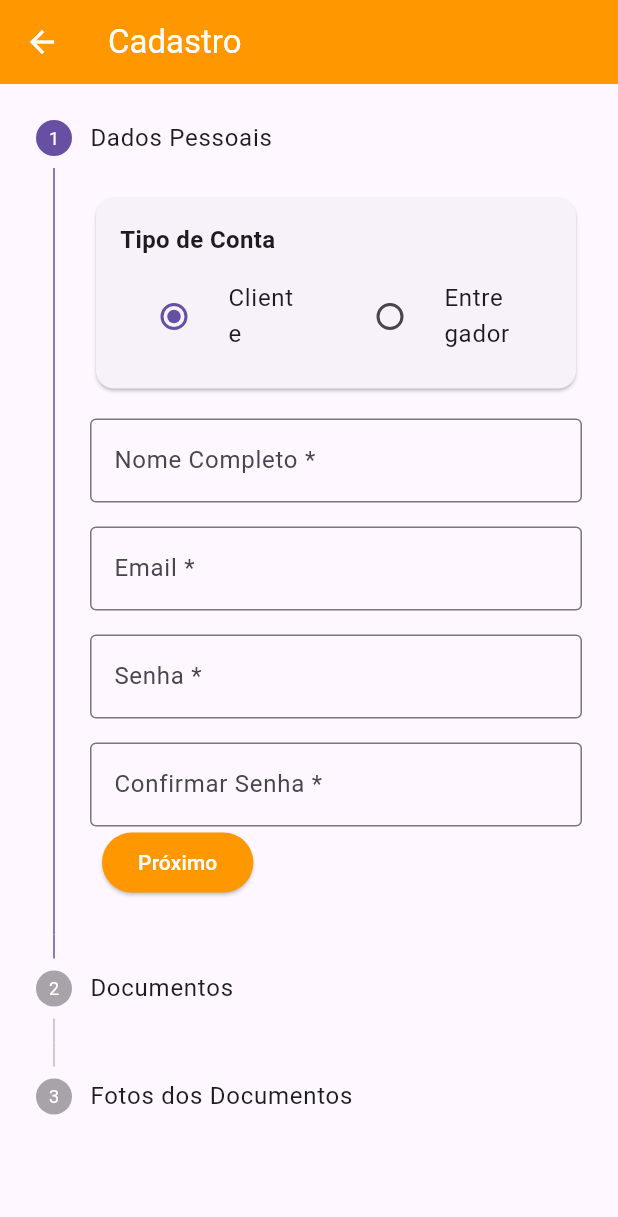
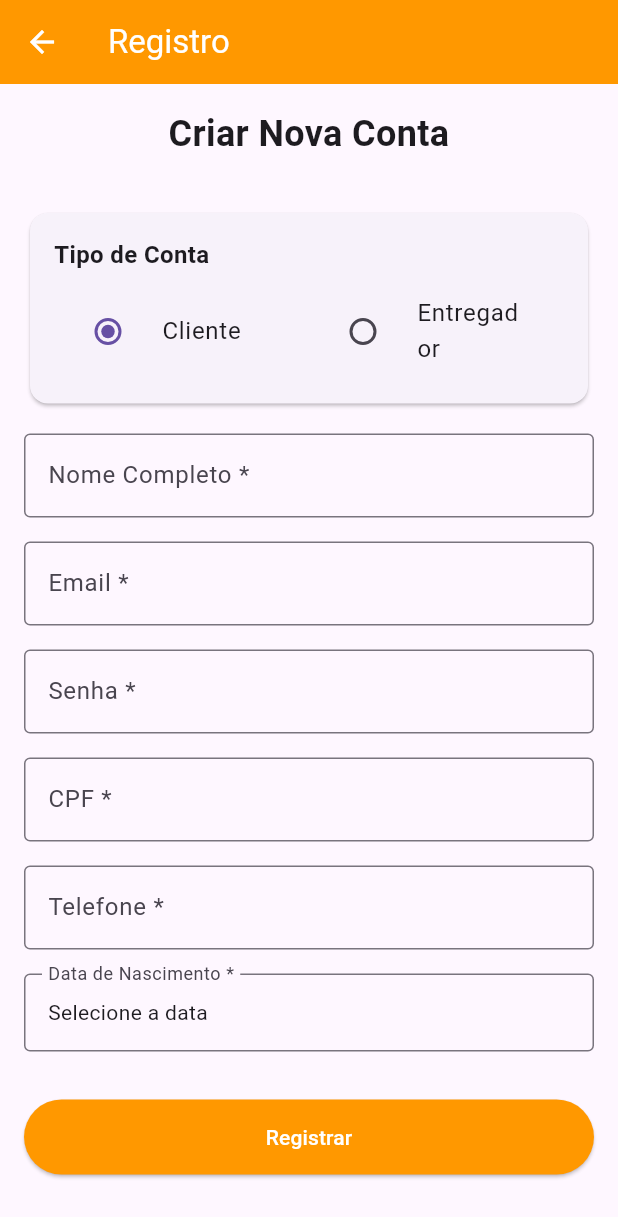
Before and after one commit to Lucas-B-P/DouraDelivery, a Flutter app: the EntregadorOrdersScreen screen opened by its route, after a tap on the "logout" icon, after a tap on "Entrar", after a tap on "Não tem conta? Cadastre-se aqui", on a phone screen of 412 x 824 dp. Shown: the top 1217 px of the screen. Run offline on Flutter 3.47's test engine with Material 3 defaults, Android fonts, the phone set to English and light mode, and no system bars; our stand-ins replace dio, flutter_datetime_picker_plus, flutter_local_notifications, geolocator, image_picker, permission_handler and 1 more; missing offline and left inert: cpf_cnpj_validator; accounts and stored records are empty; network calls fail.

```diff
--- a/flutter_app/lib/main.dart
+++ b/flutter_app/lib/main.dart
@@ -1,7 +1,7 @@
 import 'package:flutter/material.dart';
 import 'package:provider/provider.dart';
 import 'screens/login_screen.dart';
-import 'screens/auth/register_screen.dart';
+import 'screens/auth/simple_register_screen.dart';
 import 'screens/home_screen.dart';
 import 'screens/cliente/create_order_screen.dart';
 import 'screens/cliente/cliente_orders_screen.dart';
@@ -30,7 +30,7 @@ class MyApp extends StatelessWidget {
         home: AuthCheck(),
         routes: {
           '/login': (context) => LoginScreen(),
-          '/register': (context) => RegisterScreen(),
+          '/register': (context) => SimpleRegisterScreen(),
           '/home': (context) => HomeScreen(),
           '/cliente/create-order': (context) => CreateOrderScreen(),
           '/cliente/orders': (context) => ClienteOrdersScreen(),
--- a/flutter_app/lib/screens/auth/register_screen.dart
+++ b/flutter_app/lib/screens/auth/register_screen.dart
@@ -2,10 +2,10 @@ import 'dart:io';
 import 'package:flutter/material.dart';
 import 'package:flutter/services.dart';
 import 'package:image_picker/image_picker.dart';
-import 'package:permission_handler.dart';
+import 'package:permission_handler/permission_handler.dart';
 import 'package:cpf_cnpj_validator/cpf_validator.dart';
 import 'package:flutter_datetime_picker_plus/flutter_datetime_picker_plus.dart';
-import '../services/document_service.dart';
+import '../../services/document_service.dart';
 
 class RegisterScreen extends StatefulWidget {
   const RegisterScreen({Key? key}) : super(key: key);
--- /dev/null
+++ b/flutter_app/lib/screens/auth/simple_register_screen.dart
@@ -0,0 +1,294 @@
+import 'package:flutter/material.dart';
+import 'package:provider/provider.dart';
+import '../../providers/auth_provider.dart';
+
+class SimpleRegisterScreen extends StatefulWidget {
+  const SimpleRegisterScreen({Key? key}) : super(key: key);
+
+  @override
+  State<SimpleRegisterScreen> createState() => _SimpleRegisterScreenState();
+}
+
+class _SimpleRegisterScreenState extends State<SimpleRegisterScreen> {
+  final _formKey = GlobalKey<FormState>();
+  final _nameController = TextEditingController();
+  final _emailController = TextEditingController();
+  final _passwordController = TextEditingController();
+  final _cpfController = TextEditingController();
+  final _phoneController = TextEditingController();
+
+  String _userType = 'CLIENT';
+  DateTime? _birthDate;
+
+  @override
+  Widget build(BuildContext context) {
+    return Scaffold(
+      appBar: AppBar(
+        title: const Text('Registro'),
+        backgroundColor: Colors.orange,
+        foregroundColor: Colors.white,
+      ),
+      body: Padding(
+        padding: const EdgeInsets.all(16),
+        child: Form(
+          key: _formKey,
+          child: ListView(
+            children: [
+              const Text(
+                'Criar Nova Conta',
+                style: TextStyle(fontSize: 24, fontWeight: FontWeight.bold),
+                textAlign: TextAlign.center,
+              ),
+              const SizedBox(height: 32),
+
+              // Tipo de usuário
+              Card(
+                child: Padding(
+                  padding: const EdgeInsets.all(16),
+                  child: Column(
+                    crossAxisAlignment: CrossAxisAlignment.start,
+                    children: [
+                      const Text(
+                        'Tipo de Conta',
+                        style: TextStyle(fontSize: 16, fontWeight: FontWeight.bold),
+                      ),
+                      const SizedBox(height: 8),
+                      Row(
+                        children: [
+                          Expanded(
+                            child: RadioListTile<String>(
+                              title: const Text('Cliente'),
+                              value: 'CLIENT',
+                              groupValue: _userType,
+                              onChanged: (value) => setState(() => _userType = value!),
+                            ),
+                          ),
+                          Expanded(
+                            child: RadioListTile<String>(
+                              title: const Text('Entregador'),
+                              value: 'DRIVER',
+                              groupValue: _userType,
+                              onChanged: (value) => setState(() => _userType = value!),
+                            ),
+                          ),
+                        ],
+                      ),
+                    ],
+                  ),
+                ),
+              ),
+              const SizedBox(height: 16),
+
+              // Nome
+              TextFormField(
+                controller: _nameController,
+                decoration: const InputDecoration(
+                  labelText: 'Nome Completo *',
+                  border: OutlineInputBorder(),
+                ),
+                validator: (value) {
+                  if (value == null || value.trim().length < 2) {
+                    return 'Nome deve ter pelo menos 2 caracteres';
+                  }
+                  return null;
+                },
+              ),
+              const SizedBox(height: 16),
+
+              // Email
+              TextFormField(
+                controller: _emailController,
+                decoration: const InputDecoration(
+                  labelText: 'Email *',
+                  border: OutlineInputBorder(),
+                ),
+                keyboardType: TextInputType.emailAddress,
+                validator: (value) {
+                  if (value == null || !value.contains('@')) {
+                    return 'Email inválido';
+                  }
+                  return null;
+                },
+              ),
+              const SizedBox(height: 16),
+
+              // Senha
+              TextFormField(
+                controller: _passwordController,
+                decoration: const InputDecoration(
+                  labelText: 'Senha *',
+                  border: OutlineInputBorder(),
+                ),
+                obscureText: true,
+                validator: (value) {
+                  if (value == null || value.length < 6) {
+                    return 'Senha deve ter pelo menos 6 caracteres';
+                  }
+                  return null;
+                },
+              ),
+              const SizedBox(height: 16),
+
+              // CPF
+              TextFormField(
+                controller: _cpfController,
+                decoration: const InputDecoration(
+                  labelText: 'CPF *',
+                  border: OutlineInputBorder(),
+                  hintText: '11144477735',
+                ),
+                keyboardType: TextInputType.number,
+                validator: (value) {
+                  if (value == null || value.length < 11) {
+                    return 'CPF deve ter 11 dígitos';
+                  }
+                  return null;
+                },
+              ),
+              const SizedBox(height: 16),
+
+              // Telefone
+              TextFormField(
+                controller: _phoneController,
+                decoration: const InputDecoration(
+                  labelText: 'Telefone *',
+                  border: OutlineInputBorder(),
+                  hintText: '11999999999',
+                ),
+                keyboardType: TextInputType.phone,
+                validator: (value) {
+                  if (value == null || value.length < 10) {
+                    return 'Telefone inválido';
+                  }
+                  return null;
+                },
+              ),
+              const SizedBox(height: 16),
+
+              // Data de nascimento
+              InkWell(
+                onTap: _selectBirthDate,
+                child: InputDecorator(
+                  decoration: const InputDecoration(
+                    labelText: 'Data de Nascimento *',
+                    border: OutlineInputBorder(),
+                  ),
+                  child: Text(
+                    _birthDate != null
+                        ? '${_birthDate!.day.toString().padLeft(2, '0')}/${_birthDate!.month.toString().padLeft(2, '0')}/${_birthDate!.year}'
+                        : 'Selecione a data',
+                  ),
+                ),
+              ),
+              const SizedBox(height: 32),
+
+              // Botão de registro
+              Consumer<AuthProvider>(
+                builder: (context, provider, _) {
+                  return provider.isLoading
+                      ? const Center(child: CircularProgressIndicator())
+                      : ElevatedButton(
+                          onPressed: _register,
+                          style: ElevatedButton.styleFrom(
+                            minimumSize: const Size(double.infinity, 50),
+                            backgroundColor: Colors.orange,
+                            foregroundColor: Colors.white,
+                          ),
+                          child: const Text('Registrar'),
+                        );
+                },
+              ),
+              const SizedBox(height: 16),
+
+              if (_userType == 'DRIVER')
+                const Card(
+                  child: Padding(
+                    padding: EdgeInsets.all(16),
+                    child: Text(
+                      'Nota: Para entregadores, será necessário enviar documentos (CNH) após o registro para aprovação.',
+                      style: TextStyle(color: Colors.orange),
+                      textAlign: TextAlign.center,
+                    ),
+                  ),
+                ),
+            ],
+          ),
+        ),
+      ),
+    );
+  }
+
+  Future<void> _selectBirthDate() async {
+    final date = await showDatePicker(
+      context: context,
+      initialDate: DateTime(2000),
+      firstDate: DateTime(1924),
+      lastDate: DateTime.now().subtract(const Duration(days: 365 * 18)),
+    );
+
+    if (date != null) {
+      setState(() => _birthDate = date);
+    }
+  }
+
+  Future<void> _register() async {
+    if (!_formKey.currentState!.validate()) return;
+
+    if (_birthDate == null) {
+      ScaffoldMessenger.of(context).showSnackBar(
+        const SnackBar(content: Text('Selecione sua data de nascimento')),
+      );
+      return;
+    }
+
+    final authProvider = Provider.of<AuthProvider>(context, listen: false);
+
+    final registerData = {
+      'name': _nameController.text.trim(),
+      'email': _emailController.text.trim(),
+      'password': _passwordController.text,
+      'userType': _userType,
+      'cpf': _cpfController.text.replaceAll(RegExp(r'[^\d]'), ''),
+      'phone': _phoneController.text.replaceAll(RegExp(r'[^\d]'), ''),
+      'birthDate': '${_birthDate!.year}-${_birthDate!.month.toString().padLeft(2, '0')}-${_birthDate!.day.toString().padLeft(2, '0')}',
+    };
+
+    // Adicionar campos obrigatórios para entregadores
+    if (_userType == 'DRIVER') {
+      registerData.addAll({
+        'cnhNumber': '12345678901', // CNH temporária para teste
+        'cnhCategory': 'B',
+        'cnhExpiryDate': '2030-12-31',
+      });
+    }
+
+    final response = await authProvider.register(registerData);
+
+    if (response['success']) {
+      ScaffoldMessenger.of(context).showSnackBar(
+        SnackBar(
+          content: Text(response['message']),
+          backgroundColor: Colors.green,
+        ),
+      );
+      Navigator.pop(context);
+    } else {
+      ScaffoldMessenger.of(context).showSnackBar(
+        SnackBar(
+          content: Text('Erro: ${response['message']}'),
+          backgroundColor: Colors.red,
+        ),
+      );
+    }
+  }
+
+  @override
+  void dispose() {
+    _nameController.dispose();
+    _emailController.dispose();
+    _passwordController.dispose();
+    _cpfController.dispose();
+    _phoneController.dispose();
+    super.dispose();
+  }
+}
```
Also changed, not shown: flutter_app/pubspec.lock, 10 other files.
